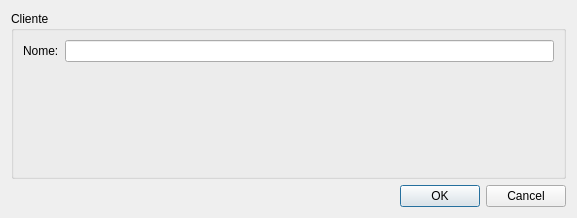
First picture: the form in pagaraddview.ui, repository alexandrepossebom/qsc, before the edit.
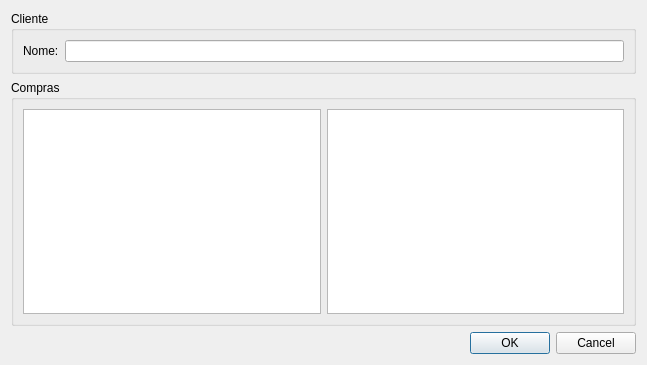
Second picture: the form after the edit.

```diff
--- a/pagaraddview.ui
+++ b/pagaraddview.ui
@@ -6,20 +6,23 @@
    <rect>
     <x>0</x>
     <y>0</y>
-    <width>577</width>
-    <height>218</height>
+    <width>647</width>
+    <height>365</height>
    </rect>
   </property>
   <property name="windowTitle">
    <string>Dialog</string>
   </property>
-  <layout class="QVBoxLayout" name="verticalLayout">
+  <layout class="QVBoxLayout" name="verticalLayout_2">
    <item>
     <widget class="QGroupBox" name="groupBox">
      <property name="title">
       <string>Cliente</string>
      </property>
      <layout class="QFormLayout" name="formLayout">
+      <property name="fieldGrowthPolicy">
+       <enum>QFormLayout::ExpandingFieldsGrow</enum>
+      </property>
       <item row="0" column="0">
        <widget class="QLabel" name="label">
         <property name="text">
@@ -33,6 +36,25 @@
      </layout>
     </widget>
    </item>
+   <item>
+    <widget class="QGroupBox" name="groupBox_2">
+     <property name="title">
+      <string>Compras</string>
+     </property>
+     <layout class="QVBoxLayout" name="verticalLayout">
+      <item>
+       <layout class="QHBoxLayout" name="horizontalLayout">
+        <item>
+         <widget class="QTableWidget" name="compraTableWidget"/>
+        </item>
+        <item>
+         <widget class="QTableWidget" name="parcelaTableWidget"/>
+        </item>
+       </layout>
+      </item>
+     </layout>
+    </widget>
+   </item>
    <item>
     <widget class="QDialogButtonBox" name="buttonBox">
      <property name="orientation">
```
